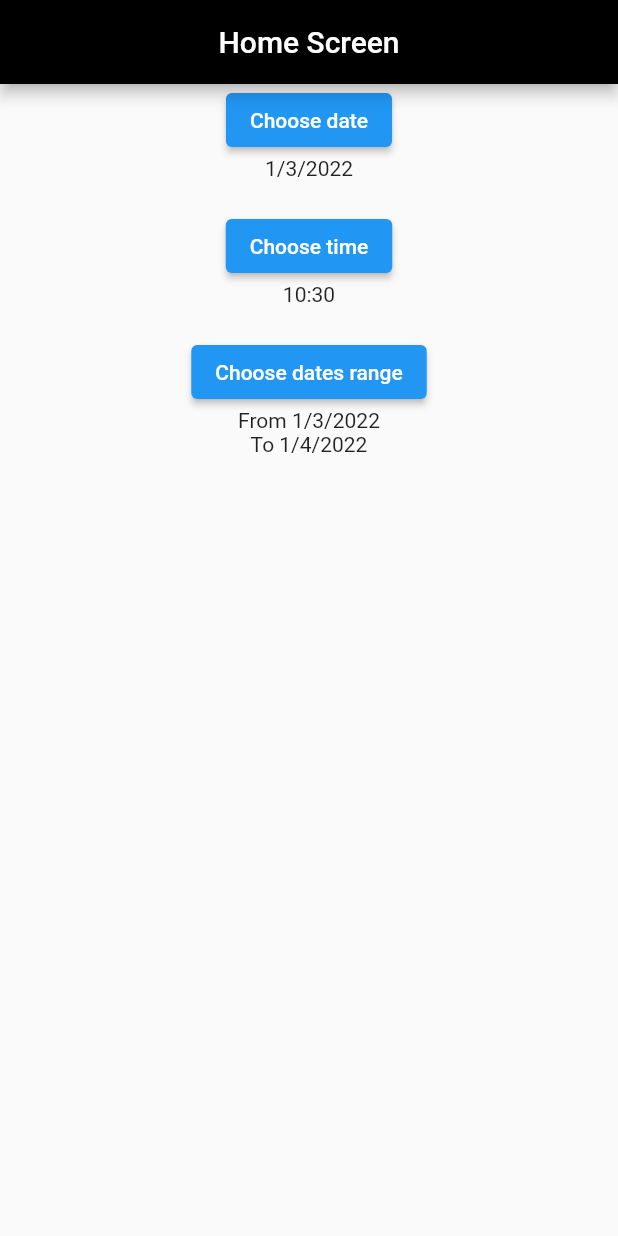
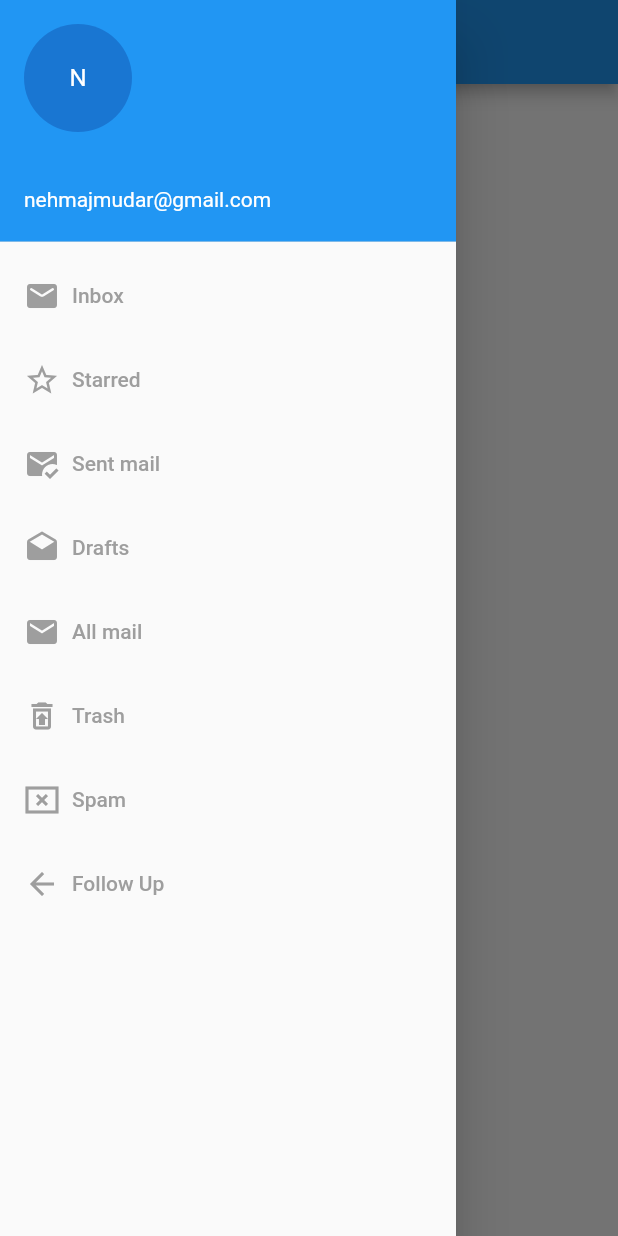
Before and after one commit to nehmajmudar/demo_flutter, a Flutter app: the screen it shows after launch, with the side drawer open (before the commit the screen has no drawer), on a phone screen of 412 x 824 dp. Run offline on Flutter 3.47's test engine with Material 2 defaults, Android fonts, the phone set to English and light mode, and no system bars.

Commit message:
Completed task

```diff
--- a/lib/res/app_strings.dart
+++ b/lib/res/app_strings.dart
@@ -37,4 +37,14 @@ class AppString{
   static final String txtChooseStartingDate="Choose starting date";
   static final String txtChooseEndingDate="Choose ending date";
   static final String txtChooseDatesRange="Choose dates range";
+  static final String txtNavigationDrawer="Navigation Drawer";
+  static final String txtInbox="Inbox";
+  static final String txtStarred="Starred";
+  static final String txtSentMail="Sent mail";
+  static final String txtDrafts="Drafts";
+  static final String txtAllMail="All mail";
+  static final String txtTrash="Trash";
+  static final String txtSpam="Spam";
+  static final String txtNehEmail="nehmajmudar@gmail.com";
+  static final String txtFollowUp="Follow Up";
 }
--- a/lib/screens/home_screen.dart
+++ b/lib/screens/home_screen.dart
@@ -1,5 +1,6 @@
 import 'package:demo_flutter/res/app_colors.dart';
 import 'package:demo_flutter/res/app_strings.dart';
+import 'package:demo_flutter/ui/list_tile_drawer.dart';
 import 'package:flutter/material.dart';
 
 class HomeScreen extends StatefulWidget {
@@ -11,103 +12,39 @@ class HomeScreen extends StatefulWidget {
 
 class _HomeScreenState extends State<HomeScreen> {
 
-  DateTime selectedDate=DateTime.now();
-  TimeOfDay selectedTime=TimeOfDay.now();
-  DateTimeRange selectedDatesRange=DateTimeRange(
-    start: DateTime.now(),
-    end: DateTime(2022,4,1),
-  );
-
-
   @override
   Widget build(BuildContext context) {
     return Scaffold(
       appBar: AppBar(
-        backgroundColor: AppColors.colorBlack,
         title: Text(AppString.txtHomeScreen),
         centerTitle: true,
       ),
-      body: SingleChildScrollView(
-        child: Center(
-          child: Column(
-            mainAxisAlignment: MainAxisAlignment.center,
-            children: [
-              ElevatedButton(
-                onPressed: (){
-                  _datePicker(context);
-                },
-                child: Text(AppString.txtChooseDate)
+      drawer: Drawer(
+        child: ListView(
+          padding: EdgeInsets.zero,
+          children: [
+            UserAccountsDrawerHeader(
+              accountName: Text(""),
+              accountEmail: Text(AppString.txtNehEmail,style: TextStyle(color: AppColors.colorWhite),),
+              decoration: BoxDecoration(
+                color: AppColors.colorBlue
               ),
-              Text("${selectedDate.day}/${selectedDate.month}/${selectedDate.year}"),
-              SizedBox(
-                height: 20,
-              ),
-              ElevatedButton(
-                onPressed: (){
-                  _timePicker(context);
-                },
-                child: Text(AppString.txtChooseTime)
-              ),
-              Text("${selectedTime.hour}:${selectedTime.minute}"),
-              SizedBox(
-                height: 20,
-              ),
-              ElevatedButton(
-                onPressed: (){
-                  _dateRangePicker(context);
-                },
-                child: Text(AppString.txtChooseDatesRange)
-              ),
-              Text("From ${selectedDatesRange.start.day}/${selectedDatesRange.start.month}/${selectedDatesRange.start.year}"),
-              Text("To ${selectedDatesRange.end.day}/${selectedDatesRange.end.month}/${selectedDatesRange.end.year}"),
-            ],
-          ),
+              currentAccountPicture: CircleAvatar(
+                // child: Image.network("https://media-exp1.licdn.com/dms/image/C5603AQEodcQaYEnc_A/profile-displayphoto-shrink_800_800/0/1627659293617?e=1651708800&v=beta&t=aWpuRzGkB2ydEuRWxvsxWXAdaZYgo0-TiCxYMKmQpQ8")
+                child: Text("N"),
+              )
+            ),
+            ListTileDrawer(listTileText: AppString.txtInbox, listTileIcon: Icons.mail_rounded),
+            ListTileDrawer(listTileText: AppString.txtStarred, listTileIcon: Icons.star_border_sharp),
+            ListTileDrawer(listTileText: AppString.txtSentMail, listTileIcon: Icons.mark_email_read),
+            ListTileDrawer(listTileText: AppString.txtDrafts, listTileIcon: Icons.drafts),
+            ListTileDrawer(listTileText: AppString.txtAllMail, listTileIcon: Icons.mail),
+            ListTileDrawer(listTileText: AppString.txtTrash, listTileIcon: Icons.restore_from_trash_outlined),
+            ListTileDrawer(listTileText: AppString.txtSpam, listTileIcon: Icons.cancel_presentation_sharp),
+            ListTileDrawer(listTileText: AppString.txtFollowUp, listTileIcon: Icons.arrow_back),
+          ],
         ),
       ),
     );
   }
-
-  ///The method for Date Picker
-  _datePicker(BuildContext context) async {
-    final DateTime? selected=await showDatePicker(
-      context: context,
-      initialDate: DateTime.now(),
-      firstDate: DateTime(2021),
-      lastDate: DateTime.now()
-    );
-    if(selected!=null && selected!=selectedDate){
-      setState(() {
-        selectedDate=selected;
-      });
-    }
-  }
-
-  ///The method for Time picker
-  _timePicker(BuildContext context) async{
-    final TimeOfDay? timeOfDay=await showTimePicker(
-      context: context,
-      initialTime: selectedTime,
-      initialEntryMode: TimePickerEntryMode.dial
-    );
-    if(timeOfDay!=null && timeOfDay!=selectedTime){
-      setState(() {
-        selectedTime=timeOfDay;
-      });
-    }
-  }
-
-  ///The method for selecting range of dates.
-  _dateRangePicker(BuildContext context) async{
-    final DateTimeRange? newSelectedDatesRange=await showDateRangePicker(
-      context: context,
-      initialDateRange: selectedDatesRange,
-      firstDate: selectedDatesRange.start,
-      lastDate: selectedDatesRange.end
-    );
-    if(newSelectedDatesRange!=null && newSelectedDatesRange!=selectedDatesRange){
-      setState(() {
-        selectedDatesRange=newSelectedDatesRange;
-      });
-    }
-  }
 }
--- /dev/null
+++ b/lib/ui/list_tile_drawer.dart
@@ -0,0 +1,27 @@
+import 'package:demo_flutter/res/app_colors.dart';
+import 'package:flutter/material.dart';
+
+class ListTileDrawer extends StatelessWidget {
+  final String listTileText;
+  final IconData listTileIcon;
+
+  const ListTileDrawer({Key? key,required this.listTileText,required this.listTileIcon}) : super(key: key);
+
+  @override
+  Widget build(BuildContext context) {
+    return ListTile(
+      onTap: (){
+        Navigator.pop(context);
+      },
+      title: Row(
+        children: [
+          Icon(listTileIcon,color: AppColors.colorGrey,),
+          Padding(
+            padding: EdgeInsets.only(left: 8.0),
+            child: Text(listTileText,style: TextStyle(color: AppColors.colorGrey),),
+          ),
+        ],
+      ),
+    );
+  }
+}
```
